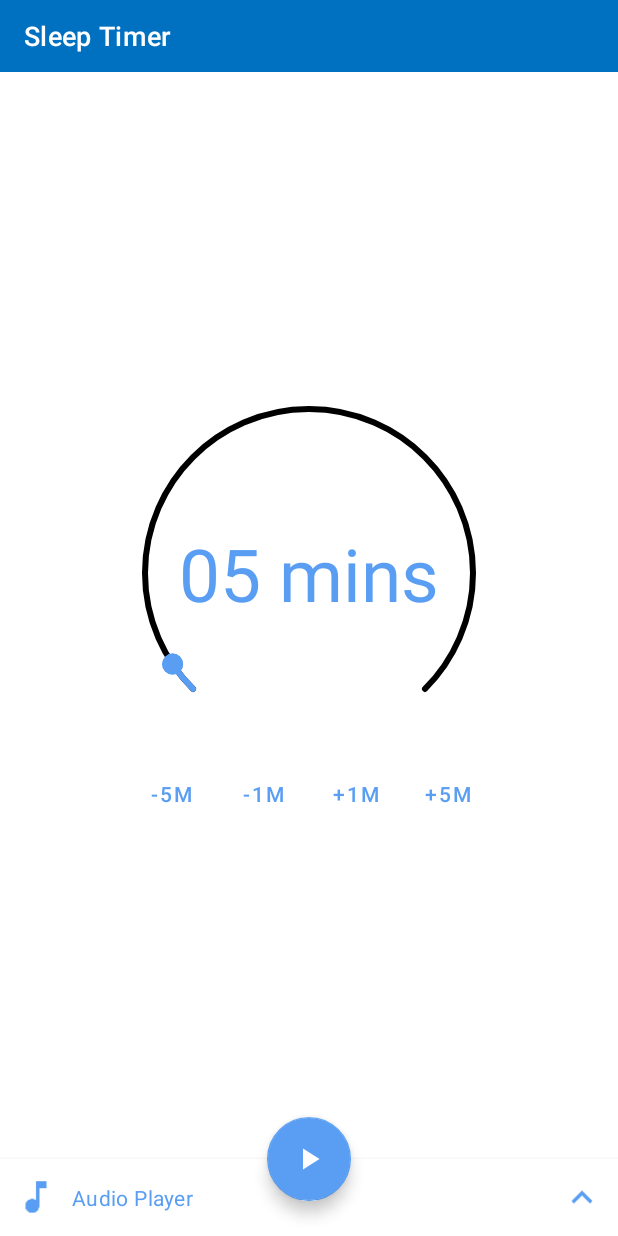
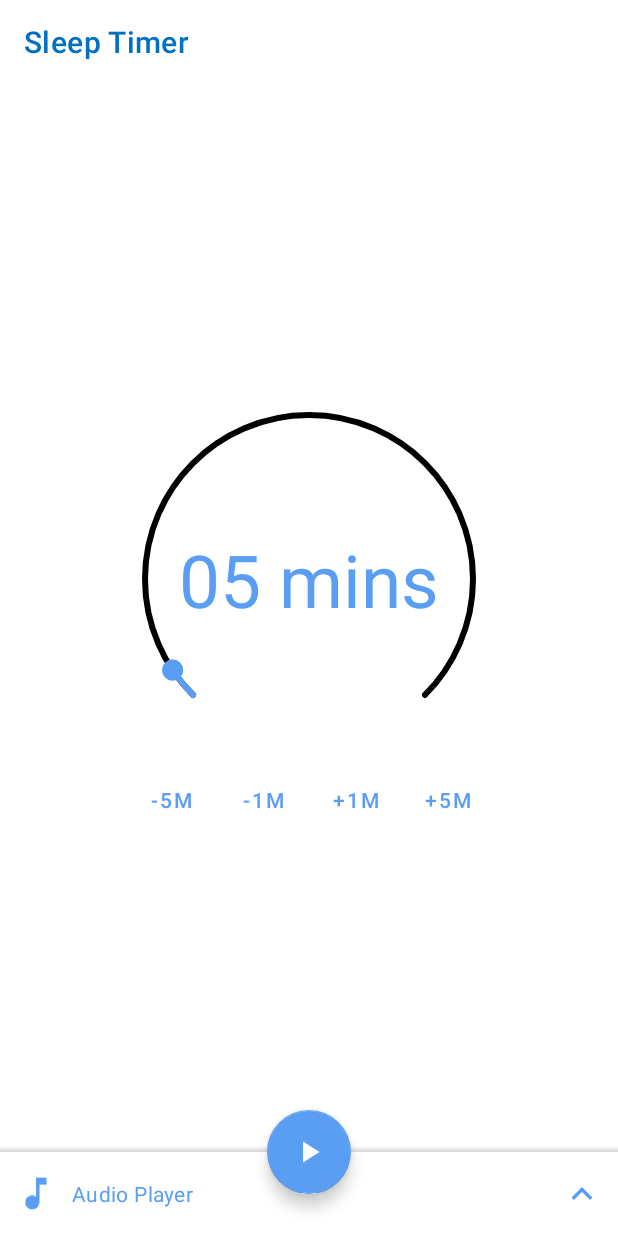
Before and after one commit to SimpleAppProjects/SimpleSleepTimer, an Android app: the screen it shows after launch (MainActivity), on a phone screen of 412 x 824 dp. Run offline under Robolectric (Android 15) with nearby library versions, the phone set to English and light mode, and no system bars; libraries missing offline, so code that uses them is left out: androidx.palette.graphics; 2 statements that could not run were skipped.

Commit message:
SleepTimer: UI improvements
* Improve bottom sheet transition
* Adjust bottom sheet elevation/shadow
* Adjust theme colors
* Ignore gesture inset for bottom sheet

```diff
--- a/app/build.gradle
+++ b/app/build.gradle
@@ -63,6 +63,7 @@ dependencies {
     implementation 'androidx.appcompat:appcompat:1.2.0'
     implementation 'androidx.core:core-ktx:1.3.2'
     implementation 'androidx.constraintlayout:constraintlayout:2.0.4'
+    implementation "androidx.lifecycle:lifecycle-runtime-ktx:2.2.0"
 
     implementation 'com.google.android.material:material:1.2.1'
 
--- a/app/src/main/java/com/thewizrd/simplesleeptimer/MainActivity.kt
+++ b/app/src/main/java/com/thewizrd/simplesleeptimer/MainActivity.kt
@@ -5,15 +5,14 @@ import android.os.Bundle
 import android.os.IBinder
 import android.view.View
 import androidx.appcompat.app.AppCompatActivity
+import androidx.core.content.ContextCompat
 import androidx.core.util.ObjectsCompat
-import androidx.core.view.OnApplyWindowInsetsListener
 import androidx.core.view.ViewCompat
-import androidx.core.view.WindowInsetsCompat
 import androidx.lifecycle.ViewModelProvider
 import com.google.android.material.bottomsheet.BottomSheetBehavior
-import com.google.android.material.snackbar.Snackbar
 import com.thewizrd.simplesleeptimer.databinding.ActivityMainBinding
 import com.thewizrd.simplesleeptimer.services.TimerService
+import com.thewizrd.simplesleeptimer.utils.ActivityUtils
 import com.thewizrd.simplesleeptimer.viewmodels.SleepTimerViewModel
 
 class MainActivity : AppCompatActivity() {
@@ -44,10 +43,17 @@ class MainActivity : AppCompatActivity() {
 
     override fun onCreate(savedInstanceState: Bundle?) {
         super.onCreate(savedInstanceState)
+
         binding = ActivityMainBinding.inflate(layoutInflater)
-        val view = binding.root
-        setContentView(view)
+        setContentView(binding.root)
         setSupportActionBar(binding.topAppBar)
+
+        // Fix statusbar
+        ActivityUtils.setStatusBarColor(
+            window,
+            ContextCompat.getColor(this, R.color.colorSurface),
+            true
+        )
 
         val musicPlayersFragment =
             supportFragmentManager.findFragmentById(R.id.musicplayer_fragment) as? MusicPlayersFragment
@@ -69,19 +75,10 @@ class MainActivity : AppCompatActivity() {
             mBottomSheetBehavior.state = BottomSheetBehavior.STATE_EXPANDED
         }
 
-        ViewCompat.setOnApplyWindowInsetsListener(binding.bottomSheet, object :
-            OnApplyWindowInsetsListener {
-            override fun onApplyWindowInsets(
-                v: View?,
-                insets: WindowInsetsCompat?
-            ): WindowInsetsCompat {
-                mBottomSheetBehavior.expandedOffset = insets?.systemWindowInsetTop!!
-                return insets
-            }
-        })
-
-        binding.bottomSheet.systemUiVisibility =
-            View.SYSTEM_UI_FLAG_LAYOUT_FULLSCREEN or View.SYSTEM_UI_FLAG_LAYOUT_STABLE
+        ViewCompat.setOnApplyWindowInsetsListener(binding.bottomSheet) { v, insets ->
+            mBottomSheetBehavior.expandedOffset = insets.systemWindowInsetTop
+            insets
+        }
 
         binding.fab.setOnClickListener {
             if (mBound) {
@@ -98,8 +95,6 @@ class MainActivity : AppCompatActivity() {
                             .putExtra(TimerService.EXTRA_TIME_IN_MINS, viewModel.progressTimeInMins)
                     )
                 }
-            } else {
-                Snackbar.make(binding.root, "Service not bound", Snackbar.LENGTH_SHORT).show()
             }
         }
 
--- a/app/src/main/java/com/thewizrd/simplesleeptimer/adapters/PlayerListAdapter.kt
+++ b/app/src/main/java/com/thewizrd/simplesleeptimer/adapters/PlayerListAdapter.kt
@@ -21,21 +21,7 @@ class PlayerListAdapter : RecyclerView.Adapter<PlayerListAdapter.ViewHolder>() {
     private var mCheckedPosition: Int = RecyclerView.NO_POSITION
     private var onClickListener: RecyclerOnClickListenerInterface? = null
 
-    init {
-        mDiffer = AsyncListDiffer(this, diffCallback)
-    }
-
-    class Payload {
-        companion object {
-            const val RADIOBUTTON_UPDATE: Int = 0
-        }
-    }
-
-    fun setOnClickListener(listener: RecyclerOnClickListenerInterface?) {
-        onClickListener = listener
-    }
-
-    private object diffCallback : DiffUtil.ItemCallback<MusicPlayerViewModel>() {
+    private val diffCallback = object : DiffUtil.ItemCallback<MusicPlayerViewModel>() {
         override fun areItemsTheSame(
             oldItem: MusicPlayerViewModel,
             newItem: MusicPlayerViewModel
@@ -52,12 +38,22 @@ class PlayerListAdapter : RecyclerView.Adapter<PlayerListAdapter.ViewHolder>() {
         }
     }
 
+    init {
+        mDiffer = AsyncListDiffer(this, diffCallback)
+    }
+
+    class Payload {
+        companion object {
+            const val RADIOBUTTON_UPDATE: Int = 0
+        }
+    }
+
+    fun setOnClickListener(listener: RecyclerOnClickListenerInterface?) {
+        onClickListener = listener
+    }
+
     inner class ViewHolder(itemView: View) : RecyclerView.ViewHolder(itemView) {
-        private var binding: MusicplayerItemBinding
-
-        init {
-            binding = MusicplayerItemBinding.bind(itemView)
-        }
+        private var binding = MusicplayerItemBinding.bind(itemView)
 
         fun bindModel(viewModel: MusicPlayerViewModel) {
             if (viewModel.mBitmapIcon == null) {
@@ -81,11 +77,7 @@ class PlayerListAdapter : RecyclerView.Adapter<PlayerListAdapter.ViewHolder>() {
             if (mCheckedPosition == RecyclerView.NO_POSITION) {
                 binding.radioButton.isChecked = false
             } else {
-                if (mCheckedPosition == adapterPosition) {
-                    binding.radioButton.isChecked = true
-                } else {
-                    binding.radioButton.isChecked = false
-                }
+                binding.radioButton.isChecked = mCheckedPosition == adapterPosition
             }
 
             val clickListener = View.OnClickListener {
@@ -123,11 +115,10 @@ class PlayerListAdapter : RecyclerView.Adapter<PlayerListAdapter.ViewHolder>() {
     }
 
     override fun onBindViewHolder(holder: ViewHolder, position: Int, payloads: MutableList<Any>) {
-        val radioBtnUpdateOnly: Boolean
-        if (payloads.isNotEmpty()) {
-            radioBtnUpdateOnly = payloads[0] == Payload.RADIOBUTTON_UPDATE
+        val radioBtnUpdateOnly = if (payloads.isNotEmpty()) {
+            payloads[0] == Payload.RADIOBUTTON_UPDATE
         } else {
-            radioBtnUpdateOnly = false
+            false
         }
 
         if (!radioBtnUpdateOnly) {
@@ -140,10 +131,10 @@ class PlayerListAdapter : RecyclerView.Adapter<PlayerListAdapter.ViewHolder>() {
     fun updateItems(dataset: List<MusicPlayerViewModel>) {
         val currentPref = Settings.getMusicPlayer()
         val item = dataset.find { item -> item.getKey() != null && item.getKey() == currentPref }
-        if (item != null) {
-            mCheckedPosition = dataset.indexOf(item)
+        mCheckedPosition = if (item != null) {
+            dataset.indexOf(item)
         } else {
-            mCheckedPosition = RecyclerView.NO_POSITION
+            RecyclerView.NO_POSITION
         }
 
         mDiffer.submitList(dataset)
--- a/app/src/main/java/com/thewizrd/simplesleeptimer/preferences/Settings.kt
+++ b/app/src/main/java/com/thewizrd/simplesleeptimer/preferences/Settings.kt
@@ -6,19 +6,13 @@ import com.thewizrd.simplesleeptimer.App
 
 class Settings {
     companion object {
-        private val preferences: SharedPreferences
+        private val preferences: SharedPreferences =
+            App.getInstance().getSharedPreferences("players", Context.MODE_PRIVATE)
+
         private const val KEY_MUSICPLAYER: String = "key_musicplayer"
 
-        init {
-            preferences = App.getInstance().getSharedPreferences("players", Context.MODE_PRIVATE)
-        }
-
         fun getMusicPlayer(): String? {
-            if (preferences.contains(KEY_MUSICPLAYER)) {
-                return preferences.getString(KEY_MUSICPLAYER, null)
-            }
-
-            return null
+            return preferences.getString(KEY_MUSICPLAYER, null)
         }
 
         fun setMusicPlayer(player: String?) {
--- a/app/src/main/res/drawable-night/drop_shadow.xml
+++ b/app/src/main/res/drawable-night/drop_shadow.xml
@@ -3,8 +3,8 @@
     android:shape="rectangle">
 
     <gradient
-        android:startColor="#A0242424"
-        android:endColor="#A0121212"
+        android:startColor="#FF121212"
+        android:endColor="#FF000000"
         android:angle="90" />
 
 </shape>
--- a/app/src/main/res/drawable/drop_shadow.xml
+++ b/app/src/main/res/drawable/drop_shadow.xml
@@ -4,7 +4,7 @@
 
     <gradient
         android:startColor="@android:color/transparent"
-        android:endColor="#A0AAAAAA"
+        android:endColor="#FFAAAAAA"
         android:angle="90" />
 
 </shape>
--- a/app/src/main/res/layout/activity_main.xml
+++ b/app/src/main/res/layout/activity_main.xml
@@ -10,20 +10,19 @@
     <com.google.android.material.appbar.AppBarLayout
         android:layout_width="match_parent"
         android:layout_height="wrap_content"
-        style="@style/Widget.MaterialComponents.AppBarLayout.PrimarySurface"
+        style="@style/Widget.MaterialComponents.AppBarLayout.Surface"
         android:fitsSystemWindows="true"
         app:elevation="0dp"
         app:liftOnScroll="false"
-        app:statusBarForeground="@color/colorPrimarySurface">
+        app:statusBarForeground="@color/colorSurface">
 
         <com.google.android.material.appbar.MaterialToolbar
             android:id="@+id/topAppBar"
-            style="@style/Widget.MaterialComponents.Toolbar.PrimarySurface"
+            style="@style/Widget.MaterialComponents.Toolbar.Surface"
             android:layout_width="match_parent"
-            android:layout_height="48dp"
+            android:layout_height="?android:actionBarSize"
             app:title="@string/title_sleeptimer"
-            app:titleTextColor="@android:color/white"
-            app:titleTextAppearance="@style/TextAppearance.CustomToolbarTitle" />
+            app:titleTextColor="@color/colorPrimaryOnSurface" />
 
     </com.google.android.material.appbar.AppBarLayout>
 
@@ -46,16 +45,26 @@
         app:srcCompat="@drawable/ic_play_arrow"
         app:tint="@android:color/white" />
 
+    <View
+        android:id="@+id/shadow"
+        android:layout_width="match_parent"
+        android:layout_height="8dp"
+        android:background="@drawable/drop_shadow"
+        android:rotation="180"
+        app:layout_anchor="@id/bottom_sheet"
+        app:layout_anchorGravity="top" />
+
     <FrameLayout
         android:id="@+id/bottom_sheet"
         style="@style/Widget.MaterialComponents.BottomSheet"
         android:layout_width="match_parent"
         android:layout_height="match_parent"
-        android:elevation="4dp"
+        android:elevation="0dp"
         android:orientation="vertical"
         app:behavior_fitToContents="true"
         app:behavior_hideable="false"
         app:behavior_peekHeight="48dp"
+        app:gestureInsetBottomIgnored="true"
         app:layout_behavior="com.google.android.material.bottomsheet.BottomSheetBehavior"
         tools:ignore="UnusedAttribute">
 
--- a/app/src/main/res/layout/fragment_music_players.xml
+++ b/app/src/main/res/layout/fragment_music_players.xml
@@ -12,19 +12,19 @@
         android:layout_height="wrap_content"
         style="@style/Widget.MaterialComponents.AppBarLayout.Surface"
         android:fitsSystemWindows="true"
+        android:visibility="gone"
         app:elevation="0dp"
+        app:statusBarForeground="@color/colorSurface"
         app:layout_constraintTop_toTopOf="parent"
         app:layout_constraintStart_toStartOf="parent"
         app:layout_constraintEnd_toEndOf="parent"
-        app:layout_constraintBottom_toTopOf="@id/musicplayer_icon">
+        tools:visibility="visible">
 
         <androidx.constraintlayout.widget.ConstraintLayout
             android:id="@+id/bottom_sheet_toolbar"
             android:layout_width="match_parent"
-            android:layout_height="48dp"
-            android:background="?attr/colorSurface"
-            android:visibility="gone"
-            tools:visibility="visible">
+            android:layout_height="?android:actionBarSize"
+            android:background="?attr/colorSurface">
 
             <androidx.appcompat.widget.AppCompatImageButton
                 android:id="@+id/navigation_icon"
@@ -32,7 +32,7 @@
                 android:layout_height="match_parent"
                 style="@style/Widget.AppCompat.Toolbar.Button.Navigation"
                 app:srcCompat="@drawable/ic_close"
-                android:tint="@color/colorOnSurface"
+                android:tint="@color/colorPrimaryOnSurface"
                 app:layout_constraintStart_toStartOf="parent"
                 app:layout_constraintTop_toTopOf="parent"
                 app:layout_constraintBottom_toBottomOf="parent" />
@@ -54,8 +54,8 @@
                 android:maxLines="1"
                 android:ellipsize="end"
                 android:text="@string/text_music_player"
-                android:tint="@color/colorOnSurface"
-                android:textAppearance="@style/TextAppearance.CustomToolbarTitle"
+                android:textColor="@color/colorPrimaryOnSurface"
+                android:textAppearance="?attr/textAppearanceHeadline6"
                 android:layout_marginStart="4dp"
                 android:layout_marginLeft="4dp"
                 android:layout_marginTop="4dp"
@@ -72,11 +72,11 @@
 
     </com.google.android.material.appbar.AppBarLayout>
 
-    <androidx.constraintlayout.widget.Group
-        android:id="@+id/bottom_sheet_peekgroup"
-        android:layout_width="wrap_content"
+    <androidx.constraintlayout.widget.ConstraintLayout
+        android:id="@+id/peek_group"
+        android:layout_width="match_parent"
         android:layout_height="wrap_content"
-        app:constraint_referenced_ids="musicplayer_icon,musicplayer_text,arrow" />
+        app:layout_constraintTop_toBottomOf="@id/bottom_sheet_appbar">
 
         <androidx.appcompat.widget.AppCompatImageView
             android:id="@+id/musicplayer_icon"
@@ -102,6 +102,7 @@
             android:layout_marginEnd="28dp"
             android:layout_marginRight="28dp"
             android:ellipsize="marquee"
+            android:gravity="center_vertical"
             android:focusable="true"
             android:marqueeRepeatLimit="marquee_forever"
             android:paddingTop="16dp"
@@ -112,10 +113,10 @@
             android:textColor="?attr/colorAccent"
             app:layout_constrainedWidth="true"
             app:layout_constraintEnd_toEndOf="@id/center_guide"
-        app:layout_constraintHeight_min="48dp"
+            app:layout_constraintHeight_min="?android:actionBarSize"
             app:layout_constraintHorizontal_bias="0.0"
             app:layout_constraintStart_toEndOf="@id/musicplayer_icon"
-        app:layout_constraintTop_toBottomOf="@id/bottom_sheet_appbar">
+            app:layout_constraintTop_toTopOf="parent">
 
             <requestFocus />
         </androidx.appcompat.widget.AppCompatTextView>
@@ -146,6 +147,8 @@
             app:srcCompat="@drawable/ic_keyboard_arrow_up"
             app:tint="?attr/colorAccent" />
 
+    </androidx.constraintlayout.widget.ConstraintLayout>
+
     <androidx.appcompat.widget.AppCompatTextView
         android:id="@+id/prompt_text"
         android:layout_width="wrap_content"
@@ -159,13 +162,15 @@
         app:layout_constraintHeight_min="48dp"
         app:layout_constraintHorizontal_bias="0.0"
         app:layout_constraintStart_toStartOf="parent"
-        app:layout_constraintTop_toBottomOf="@id/musicplayer_icon" />
+        app:layout_constraintTop_toBottomOf="@id/peek_group" />
 
     <View
         android:id="@+id/shadow"
         android:layout_width="match_parent"
         android:layout_height="2dp"
         android:background="@drawable/drop_shadow"
+        android:elevation="4dp"
+        android:outlineProvider="none"
         app:layout_constraintTop_toBottomOf="@id/prompt_text" />
 
     <androidx.recyclerview.widget.RecyclerView
--- a/app/src/main/res/values-night/colors.xml
+++ b/app/src/main/res/values-night/colors.xml
@@ -4,7 +4,7 @@
     <!--background. colorSurface is mapped to the surface of components such as cards, sheets-->
     <!--and menus. colorError is used to indicate an error state for components such as-->
     <!--text fields.-->
-    <color name="colorBackground">#242424</color>
+    <color name="colorBackground">#121212</color>
     <color name="colorSurface">#121212</color>
     <color name="colorError">#cf6679</color>
 
@@ -17,4 +17,5 @@
     <color name="colorOnError">#000000</color>
 
     <color name="colorPrimarySurface">@color/colorSurface</color>
+    <color name="colorPrimaryOnSurface">@color/colorOnSurface</color>
 </resources>
--- a/app/src/main/res/values/colors.xml
+++ b/app/src/main/res/values/colors.xml
@@ -23,4 +23,5 @@
     <color name="colorOnError">#ffffff</color>
 
     <color name="colorPrimarySurface">@color/colorPrimary</color>
+    <color name="colorPrimaryOnSurface">@color/colorPrimary</color>
 </resources>
--- a/app/src/main/res/values/styles.xml
+++ b/app/src/main/res/values/styles.xml
@@ -31,8 +31,4 @@
         <item name="android:windowBackground">@drawable/ic_splash_screen</item>
     </style>
 
-    <style name="TextAppearance.CustomToolbarTitle" parent="@style/TextAppearance.MaterialComponents.Headline6">
-        <item name="android:textSize">18sp</item>
-    </style>
-
 </resources>
```
Also changed, not shown: app/src/main/java/com/thewizrd/simplesleeptimer/MusicPlayersFragment.kt (+54 -57 lines). Lines whose indentation alone changed are shown as unchanged.
